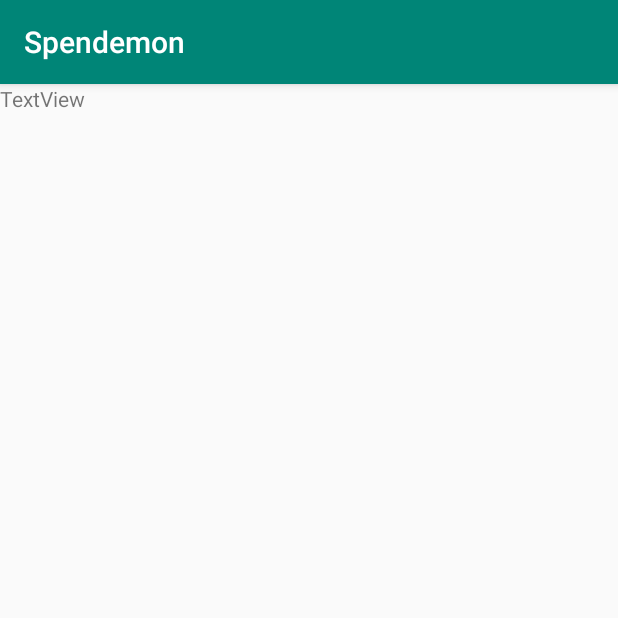
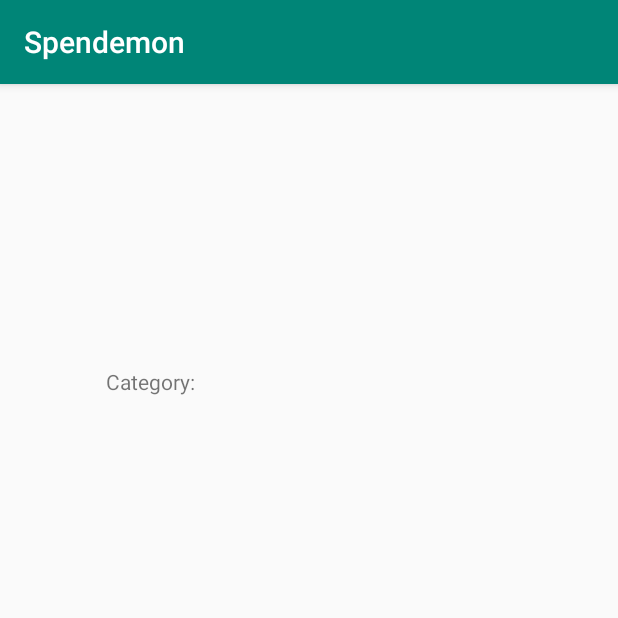
Before and after one commit to 785pavan/isee2019-SPENDEMON, an Android app: the EditData screen opened directly, with no data from a screen before it, on a phone screen of 412 x 824 dp, the top half of it. Run offline under Robolectric (Android 15) with nearby library versions, the phone set to English and light mode, and no system bars.

Commit message:
Edit Data created. Modified.

```diff
--- a/app/src/main/res/layout/activity_edit_data.xml
+++ b/app/src/main/res/layout/activity_edit_data.xml
@@ -7,10 +7,16 @@
     tools:context=".EditData">
 
     <TextView
-        android:id="@+id/textView2"
+        android:id="@+id/tvCategory"
         android:layout_width="wrap_content"
         android:layout_height="wrap_content"
-        android:text="TextView"
-        tools:layout_editor_absoluteX="176dp"
-        tools:layout_editor_absoluteY="179dp" />
+        android:layout_marginTop="8dp"
+        android:layout_marginBottom="8dp"
+        android:text="@string/category"
+        app:layout_constraintBottom_toBottomOf="parent"
+        app:layout_constraintEnd_toEndOf="parent"
+        app:layout_constraintHorizontal_bias="0.2"
+        app:layout_constraintStart_toStartOf="parent"
+        app:layout_constraintTop_toTopOf="parent"
+        app:layout_constraintVertical_bias="0.247" />
 </androidx.constraintlayout.widget.ConstraintLayout>
--- a/app/src/main/res/values/strings.xml
+++ b/app/src/main/res/values/strings.xml
@@ -40,4 +40,5 @@
     <string name="_minus">-</string>
     <string name="_plus">+</string>
     <string name="_c">C</string>
+    <string name="category">Category:</string>
 </resources>
```
